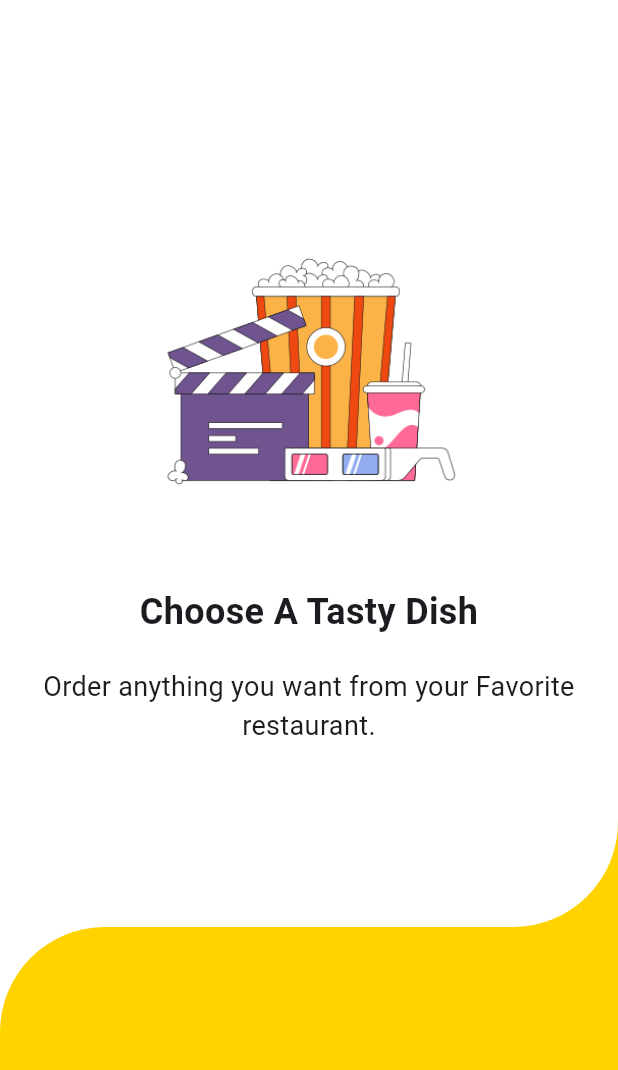
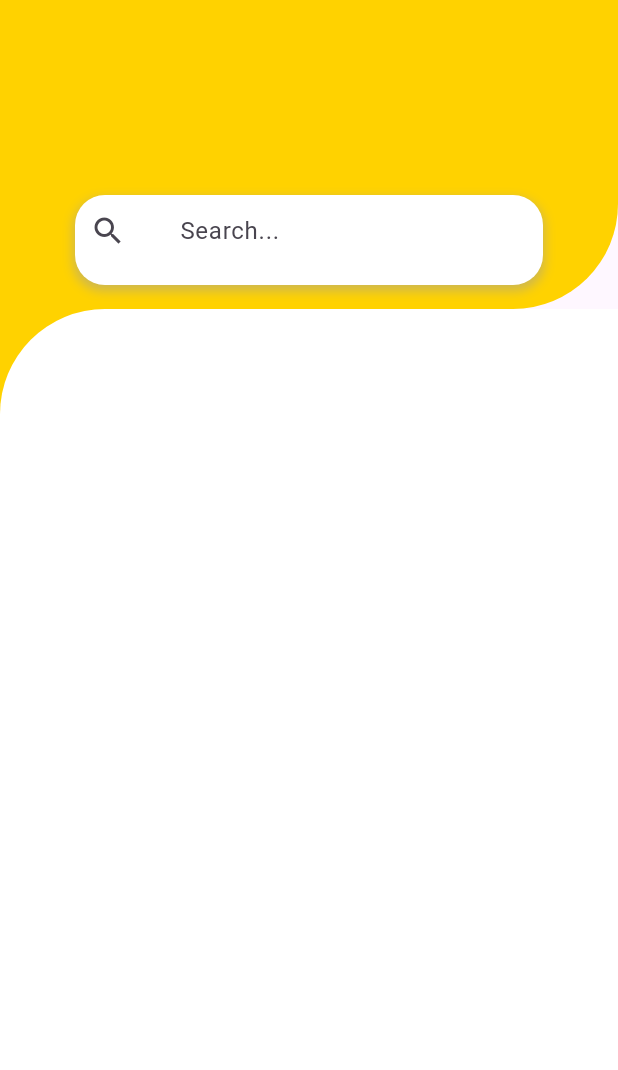
Before and after one commit to NirashaNirmani/food-delivery-app, a Flutter app: the HomeScreen screen opened directly, on a phone screen of 412 x 824 dp. Shown: the top 1070 px of the screen. Run offline on Flutter 3.47's test engine with Material 3 defaults, Android fonts, the phone set to English and light mode, and no system bars; our stand-ins replace dots_indicator, get, google_fonts, iconsax; Roboto replaces fonts that are missing (Poppins).

Commit message:
Add Search box with search icon

```diff
--- a/lib/features/authentication/screens/home_screen.dart
+++ b/lib/features/authentication/screens/home_screen.dart
@@ -1,5 +1,4 @@
 import 'package:flutter/material.dart';
-import 'package:google_fonts/google_fonts.dart';
 
 class HomeScreen extends StatelessWidget {
   const HomeScreen({Key? key});
@@ -7,90 +6,72 @@ class HomeScreen extends StatelessWidget {
   @override
   Widget build(BuildContext context) {
     return Scaffold(
-      body: Container(
-        width: MediaQuery.of(context).size.width,
-        height: MediaQuery.of(context).size.height,
-        child: Stack(
+      body: Stack(
+        children: [
+          Column(
+            crossAxisAlignment: CrossAxisAlignment.stretch,
             children: [
               Container(
-              width: MediaQuery.of(context).size.width,
-              height: MediaQuery.of(context).size.height * 0.75,
+                height: MediaQuery.of(context).size.height * 0.25,
+                decoration: const BoxDecoration(
+                  color: Color.fromARGB(255, 255, 210, 0),
+                  borderRadius:
+                      BorderRadius.only(bottomRight: Radius.circular(70)),
+                ),
+              ),
+              Expanded(
+                child: Container(
                   decoration: const BoxDecoration(
                     color: Color.fromARGB(255, 255, 210, 0),
                   ),
-            ),
-            Positioned(
-              top: 0,
                   child: Container(
-                width: MediaQuery.of(context).size.width,
-                height: MediaQuery.of(context).size.height * 0.75,
                     decoration: const BoxDecoration(
                       color: Color.fromARGB(255, 255, 255, 255),
                       borderRadius:
-                      BorderRadius.only(bottomRight: Radius.circular(70)),
-                ),
-                child: Center(
-                  child: Padding(
-                    padding: const EdgeInsets.all(10.0),
-                    child: Column(
-                      mainAxisAlignment: MainAxisAlignment.center,
-                      children: [
-                        Image.asset(
-                          "assets/images/onboarding_images/popcorn.png",
-                          width: 250,
-                          height: 250,
-                        ),
-                        const SizedBox(height: 20),
-                        const Text(
-                          "Choose A Tasty Dish",
-                          textAlign: TextAlign.center,
-                          style: TextStyle(
-                            fontFamily: "Poppins",
-                            fontSize: 24,
-                            fontWeight: FontWeight.w600,
+                          BorderRadius.only(topLeft: Radius.circular(70)),
                     ),
                   ),
-                        const SizedBox(height: 20),
-                        const Text(
-                          "Order anything you want from your Favorite restaurant.",
-                          textAlign: TextAlign.center,
-                          style: TextStyle(
-                            fontFamily: "Poppins",
-                            fontSize: 18,
-                            fontWeight: FontWeight.w400,
                 ),
               ),
             ],
+          ),
+          Positioned(
+            top: 80,
+            left: 0,
+            right: 0,
+            child: Padding(
+              padding: const EdgeInsets.all(50.0),
+              child: Container(
+                height: 60,
+                width: 50, // Adjust the height as needed
+                decoration: BoxDecoration(
+                  color: Colors.white,
+                  borderRadius: BorderRadius.circular(20),
+                  boxShadow: [
+                    BoxShadow(
+                      color: Colors.grey.withOpacity(0.5),
+                      spreadRadius: 1,
+                      blurRadius: 5,
+                      offset: const Offset(0, 3),
+                    ),
+                  ],
+                ),
+                child: Padding(
+                  padding: const EdgeInsets.only(left: 10),
+                  child: TextField(
+                    decoration: InputDecoration(
+                      contentPadding:
+                          const EdgeInsets.symmetric(horizontal: 20),
+                      hintText: 'Search...',
+                      border: InputBorder.none,
+                      icon: Icon(Icons.search),
                     ),
                   ),
                 ),
               ),
             ),
-            Positioned(
-              bottom: 0,
-              child: Container(
-                width: MediaQuery.of(context).size.width,
-                height: MediaQuery.of(context).size.height * 0.25,
-                decoration: const BoxDecoration(
-                  color: Color.fromARGB(255, 255, 255, 255),
-                  borderRadius:
-                      BorderRadius.only(bottomRight: Radius.circular(70)),
           ),
-              ),
-            ),
-            Positioned(
-              bottom: 0,
-              child: Container(
-                width: MediaQuery.of(context).size.width,
-                height: MediaQuery.of(context).size.height * 0.25,
-                decoration: const BoxDecoration(
-                  color: Color.fromARGB(255, 255, 210, 0),
-                  borderRadius: BorderRadius.only(topLeft: Radius.circular(70)),
-                ),
-              ),
-            )
         ],
-        ),
       ),
     );
   }
--- a/lib/features/authentication/screens/onbording.dart
+++ b/lib/features/authentication/screens/onbording.dart
@@ -1,6 +1,7 @@
 import 'package:flutter/material.dart';
 import 'package:dots_indicator/dots_indicator.dart';
-import 'package:foodyapp/features/authentication/screens/login_screen.dart'; // Import the dots indicator package
+import 'package:foodyapp/features/authentication/screens/login_screen.dart';
+import 'package:foodyapp/features/authentication/screens/navigation_manu.dart'; // Import the dots indicator package
 
 class OnboardingScreen extends StatefulWidget {
   const OnboardingScreen({Key? key}) : super(key: key);
--- a/pubspec.yaml
+++ b/pubspec.yaml
@@ -42,6 +42,7 @@ dependencies:
   google_fonts: ^6.1.0
   page_view_dot_indicator: ^2.3.0
   dots_indicator: ^2.0.0
+  iconsax: ^0.0.8
 
 
 
```
Also changed, not shown: lib/features/authentication/screens/login_screen.dart (+7 -8 lines), lib/features/authentication/screens/navigation_manu.dart (added, +52 -0 lines), pubspec.lock. Lines whose indentation alone changed are shown as unchanged.
